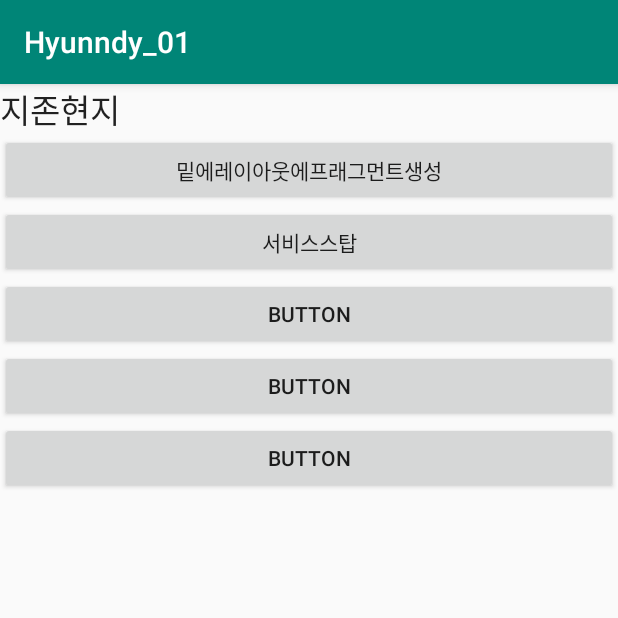
After one commit to Hyunndy/Hyunndy_AndroidProject_001, an Android app: the fragment FirstFragment placed in its activity, on a phone screen of 412 x 824 dp, the top half of it. The commit adds this screen. Run offline under Robolectric (Android 15) with nearby library versions, the phone set to English and light mode, and no system bars.

Commit message:
for Studying Fragment

```diff
--- a/app/build.gradle
+++ b/app/build.gradle
@@ -31,6 +31,7 @@ dependencies {
     implementation 'androidx.constraintlayout:constraintlayout:1.1.3'
     implementation 'com.android.support:appcompat-v7:29.+'
     implementation 'com.android.support.constraint:constraint-layout:1.1.3'
+    implementation 'com.android.support:support-v4:29.+'
     testImplementation 'junit:junit:4.12'
     androidTestImplementation 'androidx.test.ext:junit:1.1.0'
     androidTestImplementation 'androidx.test.espresso:espresso-core:3.1.1'
--- /dev/null
+++ b/app/src/main/java/com/example/hyunndy_01/FirstFragment.kt
@@ -0,0 +1,24 @@
+package com.example.hyunndy_01
+
+
+import android.os.Bundle
+import android.view.LayoutInflater
+import android.view.View
+import android.view.ViewGroup
+import androidx.fragment.app.Fragment
+
+/**
+ * A simple [Fragment] subclass.
+ */
+class FirstFragment : Fragment() {
+
+    // 1. Fragment 배치 시 자동으로 호출되는 메서드.
+    override fun onCreateView(inflater: LayoutInflater, container: ViewGroup?,
+                              savedInstanceState: Bundle?): View? {
+
+
+        // Fragmnet할 레이아웃을 반환한다.
+        return inflater.inflate(R.layout.fragment_first, container, false)
+    }
+
+}
--- /dev/null
+++ b/app/src/main/java/com/example/hyunndy_01/SecondFragment.kt
@@ -0,0 +1,22 @@
+package com.example.hyunndy_01
+
+
+import android.os.Bundle
+import android.view.LayoutInflater
+import android.view.View
+import android.view.ViewGroup
+import androidx.fragment.app.Fragment
+
+/**
+ * A simple [Fragment] subclass.
+ */
+class SecondFragment : Fragment() {
+
+    override fun onCreateView(inflater: LayoutInflater, container: ViewGroup?,
+                              savedInstanceState: Bundle?): View? {
+        // Inflate the layout for this fragment
+        return inflater.inflate(R.layout.fragment_second, container, false)
+    }
+
+
+}
--- a/app/src/main/res/layout/activity_main.xml
+++ b/app/src/main/res/layout/activity_main.xml
@@ -18,7 +18,7 @@
         android:id="@+id/button"
         android:layout_width="match_parent"
         android:layout_height="wrap_content"
-        android:text="서비스스타트" />
+        android:text="밑에레이아웃에프래그먼트생성" />
 
     <Button
         android:id="@+id/button2"
@@ -26,15 +26,11 @@
         android:layout_height="wrap_content"
         android:text="서비스스탑" />
 
-    <Button
-        android:id="@+id/button3"
+    <FrameLayout
+        android:id="@+id/container"
         android:layout_width="match_parent"
-        android:layout_height="wrap_content"
-        android:text="인텐트서비스스타트" />
+        android:layout_height="match_parent">
 
-    <Button
-        android:id="@+id/button4"
-        android:layout_width="match_parent"
-        android:layout_height="wrap_content"
-        android:text="포그라운드 서비스 " />
+    </FrameLayout>
+
 </LinearLayout>
--- /dev/null
+++ b/app/src/main/res/layout/fragment_first.xml
@@ -0,0 +1,26 @@
+<?xml version="1.0" encoding="utf-8"?>
+<LinearLayout xmlns:android="http://schemas.android.com/apk/res/android"
+    xmlns:tools="http://schemas.android.com/tools"
+    android:layout_width="match_parent"
+    android:layout_height="match_parent"
+    android:orientation="vertical"
+    tools:context=".FirstFragment">
+
+    <Button
+        android:id="@+id/button3"
+        android:layout_width="match_parent"
+        android:layout_height="wrap_content"
+        android:text="Button" />
+
+    <Button
+        android:id="@+id/button4"
+        android:layout_width="match_parent"
+        android:layout_height="wrap_content"
+        android:text="Button" />
+
+    <Button
+        android:id="@+id/button8"
+        android:layout_width="match_parent"
+        android:layout_height="wrap_content"
+        android:text="Button" />
+</LinearLayout>
--- a/app/src/main/res/values/strings.xml
+++ b/app/src/main/res/values/strings.xml
@@ -1,3 +1,6 @@
 <resources>
     <string name="app_name">Hyunndy_01</string>
+
+    <!-- TODO: Remove or change this placeholder text -->
+    <string name="hello_blank_fragment">Hello blank fragment</string>
 </resources>
```
Also changed, not shown: app/src/main/java/com/example/hyunndy_01/MainActivity.kt (+18 -55 lines), app/src/main/res/layout/fragment_second.xml (added, +36 -0 lines).
